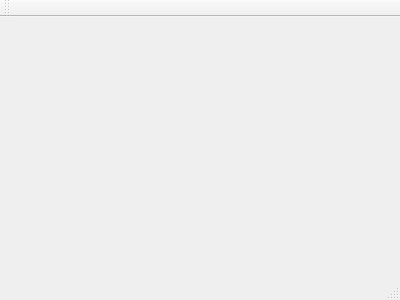
Before: the Qt Designer form photoeditor.ui in Suryavf/PhotoEditor, drawn with Qt 5.
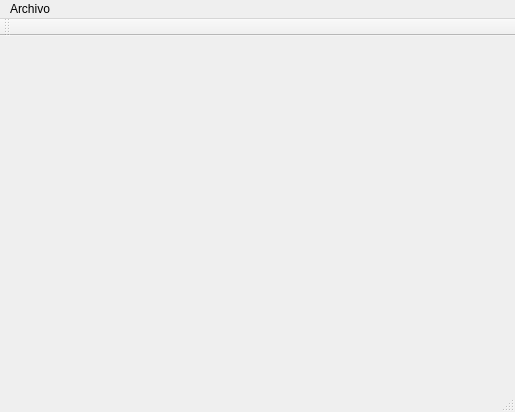
After: the same form once the commit is applied.

The edit to the form file:
```diff
--- a/photoeditor.ui
+++ b/photoeditor.ui
@@ -1,24 +1,57 @@
 <ui version="4.0">
  <class>PhotoEditor</class>
- <widget class="QMainWindow" name="PhotoEditor" >
-  <property name="geometry" >
+ <widget class="QMainWindow" name="PhotoEditor">
+  <property name="geometry">
    <rect>
     <x>0</x>
     <y>0</y>
-    <width>400</width>
-    <height>300</height>
+    <width>515</width>
+    <height>412</height>
    </rect>
   </property>
   <property name="windowTitle" >
    <string>PhotoEditor</string>
   </property>
-  <widget class="QMenuBar" name="menuBar" />
-  <widget class="QToolBar" name="mainToolBar" />
-  <widget class="QWidget" name="centralWidget" />
-  <widget class="QStatusBar" name="statusBar" />
+  <widget class="QWidget" name="centralWidget"/>
+  <widget class="QMenuBar" name="menuBar">
+   <property name="geometry">
+    <rect>
+     <x>0</x>
+     <y>0</y>
+     <width>515</width>
+     <height>22</height>
+    </rect>
+   </property>
+   <widget class="QMenu" name="menuPhoto_Ed">
+    <property name="title">
+     <string>Archivo</string>
+    </property>
+    <addaction name="actionCargar_Imagen"/>
+    <addaction name="actionGuardar_Imagen"/>
+   </widget>
+   <addaction name="menuPhoto_Ed"/>
+  </widget>
+  <widget class="QToolBar" name="mainToolBar">
+   <attribute name="toolBarArea">
+    <enum>TopToolBarArea</enum>
+   </attribute>
+   <attribute name="toolBarBreak">
+    <bool>false</bool>
+   </attribute>
+  </widget>
+  <widget class="QStatusBar" name="statusBar"/>
+  <action name="actionCargar_Imagen">
+   <property name="text">
+    <string>Cargar Imagen</string>
+   </property>
+  </action>
+  <action name="actionGuardar_Imagen">
+   <property name="text">
+    <string>Guardar Imagen</string>
+   </property>
+  </action>
  </widget>
- <layoutDefault spacing="6" margin="11" />
- <pixmapfunction></pixmapfunction>
+ <layoutdefault spacing="6" margin="11"/>
  <resources/>
  <connections/>
 </ui>
```
Left out of the diff: 3 changed lines with no effect on the pictures.
